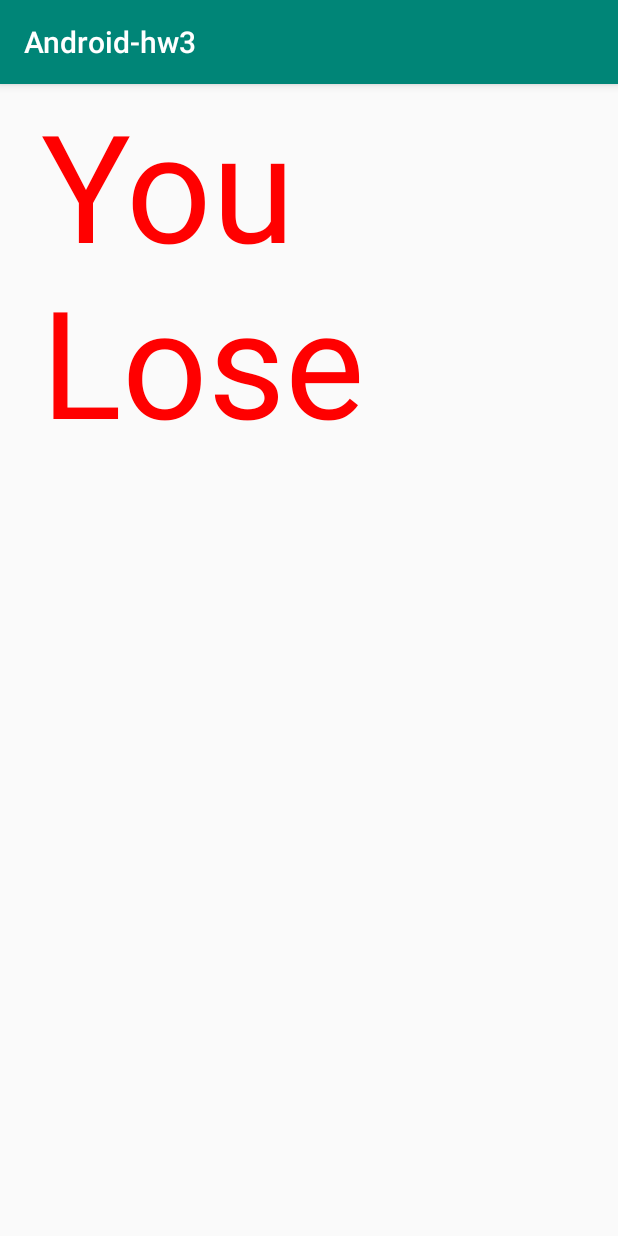
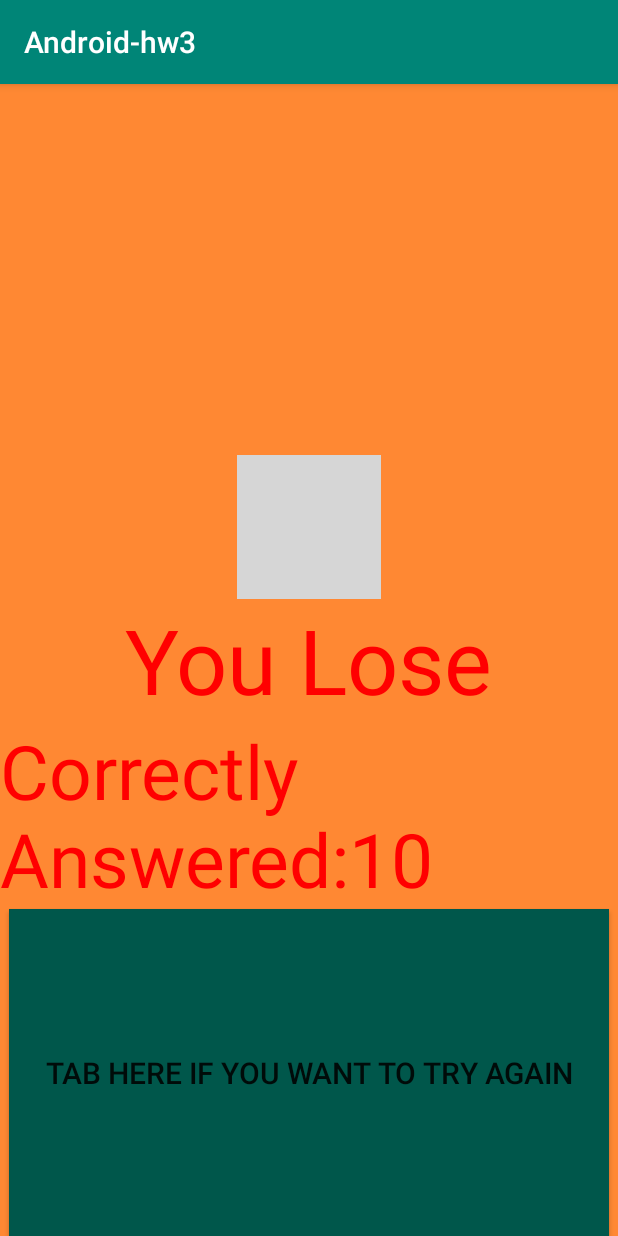
Before and after one commit to sergeydus/Android-hw3, an Android app: the LoserActivity screen opened directly, with no data from a screen before it, on a phone screen of 412 x 824 dp. Run offline under Robolectric (Android 15) with nearby library versions, the light colour scheme and no system bars; grey boxes are pictures that could not be loaded.

Commit message:
fixed fail page

```diff
--- a/app/src/main/java/com/example/android_hw3/LoserActivity.java
+++ b/app/src/main/java/com/example/android_hw3/LoserActivity.java
@@ -5,14 +5,20 @@ import android.support.v7.app.AppCompatActivity;
 import android.os.Bundle;
 import android.view.View;
 import android.widget.Button;
+import android.widget.TextView;
 
 public class LoserActivity extends AppCompatActivity {
     private Button restart;
+    private TextView wamba;
     @Override
     protected void onCreate(Bundle savedInstanceState) {
         super.onCreate(savedInstanceState);
         setContentView(R.layout.activity_loser);
+        wamba=findViewById(R.id.TextAnswer);
+        String wambefet=String.valueOf(getIntent().getIntExtra("Answered",10));
+        wamba.setText("Correctly Answered:"+wambefet);
         restart=findViewById(R.id.ButtonReStart);
+
         restart.setOnClickListener(new View.OnClickListener() {
             @Override
             public void onClick(View v) {
--- a/app/src/main/res/layout/activity_loser.xml
+++ b/app/src/main/res/layout/activity_loser.xml
@@ -4,30 +4,40 @@
     xmlns:tools="http://schemas.android.com/tools"
     android:layout_width="match_parent"
     android:layout_height="match_parent"
+    android:background="#f83"
     tools:context=".LoserActivity">
 
 
     <TextView
         android:id="@+id/TextView"
-        android:layout_width="match_parent"
-        android:layout_height="match_parent"
+        android:layout_width="wrap_content"
+        android:layout_height="wrap_content"
         android:layout_centerInParent="true"
-        android:layout_marginEnd="55dp"
         android:text="You Lose"
         android:textColor="#f00"
-        android:textSize="100dp" />
+        android:textSize="60sp" />
+    <TextView
+        android:id="@+id/TextAnswer"
+        android:layout_below="@id/TextView"
+        android:layout_width="wrap_content"
+        android:layout_height="wrap_content"
+        android:layout_centerInParent="true"
+        android:text="You answer "
+        android:textColor="#f00"
+        android:textSize="50dp" />
 
     <Button
         android:id="@+id/ButtonReStart"
-        android:layout_width="wrap_content"
-        android:layout_height="20dp"
+        android:layout_width="600px"
+        android:layout_height="600px"
         android:layout_centerInParent="true"
-        android:layout_below="@id/TextView"
+        android:layout_below="@id/TextAnswer"
         android:background="@color/colorPrimaryDark"
         android:text="tab here if you want to try again"
         android:textSize="20dp" />
 
     <pl.droidsonroids.gif.GifImageView
+        android:layout_centerInParent="true"
         android:layout_width="wrap_content"
         android:layout_height="wrap_content"
         android:layout_above="@id/TextView"
```
